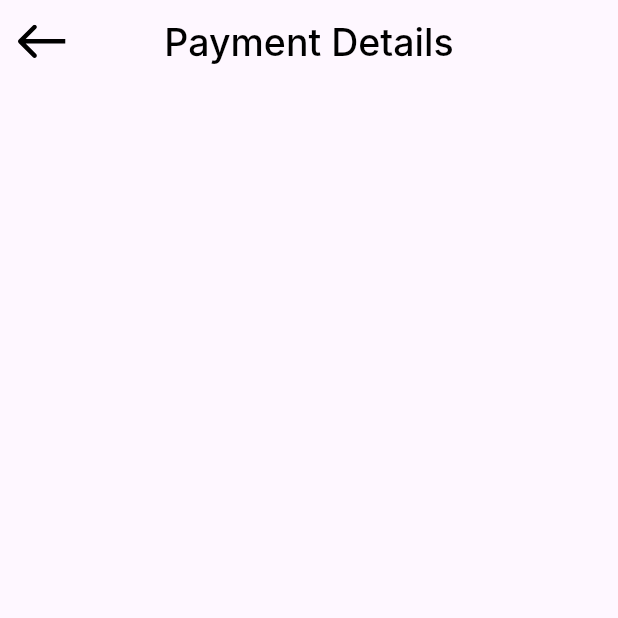
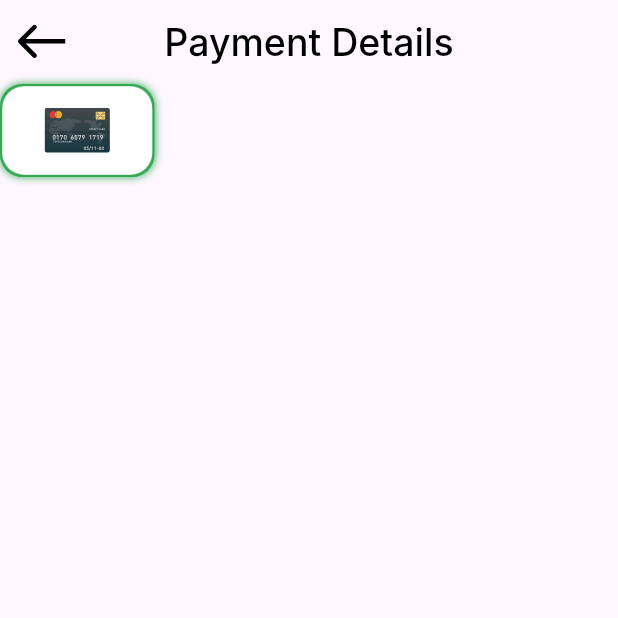
Before and after one commit to MohamedElnegouly/Payment-Integration, a Flutter app: the PaymentDetails screen opened directly, on a phone screen of 412 x 824 dp, the top half of it. Run offline on Flutter 3.47's test engine with Material 3 defaults, Android fonts, the light colour scheme and no system bars; our stand-ins replace flutter_svg; Roboto replaces fonts that are missing (Inter).

Commit message:
cart list

```diff
--- a/lib/features/checkout/presentation/views/payment_details.dart
+++ b/lib/features/checkout/presentation/views/payment_details.dart
@@ -1,11 +1,12 @@
 import 'package:flutter/material.dart';
 import 'package:payment_integration/core/widgets/buildAppBar.dart';
+import 'package:payment_integration/features/checkout/presentation/views/widgets/payment_deyails_view_body.dart';
 
 class PaymentDetails extends StatelessWidget {
   const PaymentDetails({super.key});
 
   @override
   Widget build(BuildContext context) {
-    return Scaffold(appBar: buildAppBar(title: 'Payment Details'));
+    return Scaffold(appBar: buildAppBar(title: 'Payment Details') , body: PaymentDeyailsViewBody(),);
   }
 }
--- /dev/null
+++ b/lib/features/checkout/presentation/views/widgets/payment_deyails_view_body.dart
@@ -0,0 +1,34 @@
+import 'package:flutter/material.dart';
+import 'package:flutter_svg/flutter_svg.dart';
+
+class PaymentDeyailsViewBody extends StatelessWidget {
+  const PaymentDeyailsViewBody({super.key});
+
+  @override
+  Widget build(BuildContext context) {
+    return Container(
+      width: 103,
+      height: 62,
+      decoration: ShapeDecoration(
+        shape: RoundedRectangleBorder(
+          side: BorderSide(width: 1.50, color: const Color(0xFF34A853)),
+          borderRadius: BorderRadius.circular(15),
+        ),
+        shadows: [
+          BoxShadow(
+            color: Color(0xFF34A853),
+            blurRadius: 4,
+            offset: Offset(0, 0),
+            spreadRadius: 0,
+          ),
+        ],
+      ),
+      child: Container(
+        decoration: BoxDecoration(borderRadius: BorderRadius.circular(15),color: Colors.white, ),
+        child: Center(
+          child: SvgPicture.asset('assets/images/cart.svg', height: 30),
+        ),
+      ),
+    );
+  }
+}
```
Also changed, not shown: assets/images/cart.svg (added), assets/images/paypal.svg (added).
